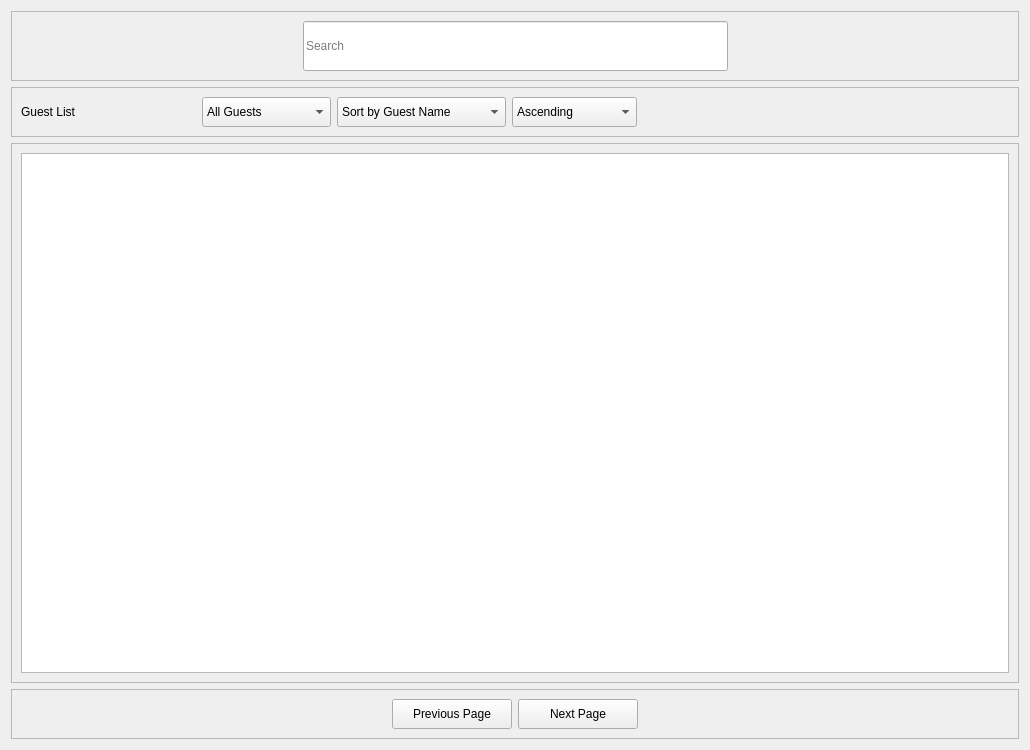
First picture: the form in ui_files/guests_page.ui, repository xbryan25/hotel-management-system, before the edit.
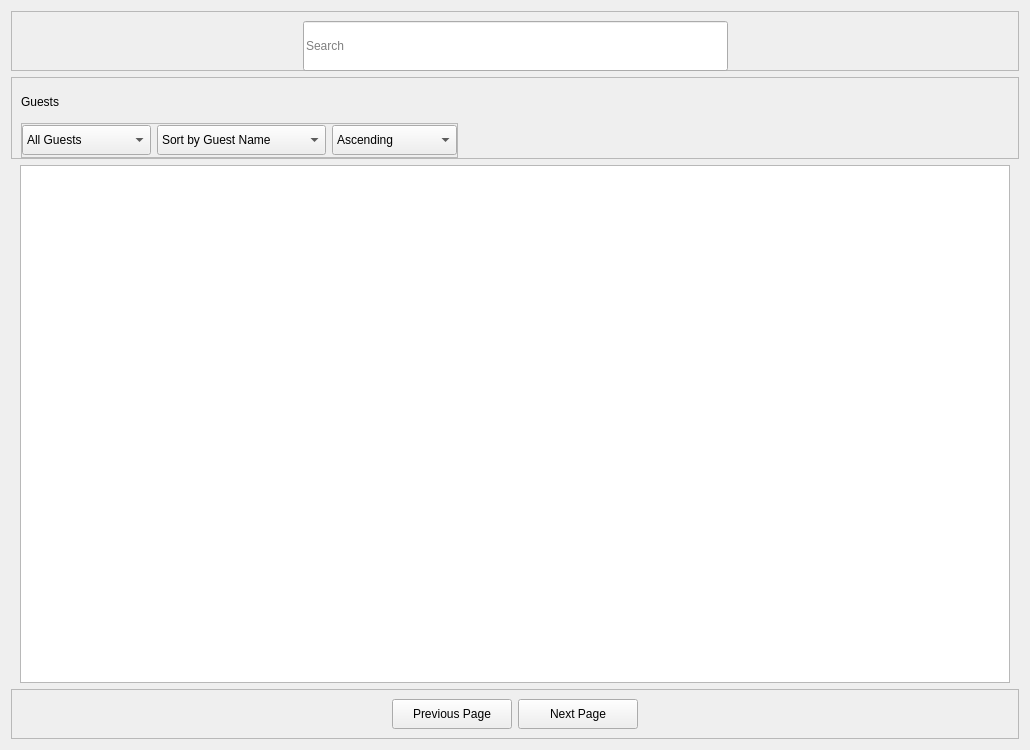
Second picture: the form after the edit.

Commit message: ui(billing_page, booking_page, guests_page, services_page): made these pages be consistent with each other

Patch:
```diff
--- a/ui_files/guests_page.ui
+++ b/ui_files/guests_page.ui
@@ -35,7 +35,60 @@
       <enum>QFrame::Raised</enum>
      </property>
      <layout class="QGridLayout" name="gridLayout_4">
-      <item row="1" column="2">
+      <property name="bottomMargin">
+       <number>0</number>
+      </property>
+      <item row="2" column="0">
+       <widget class="QFrame" name="actions_frame">
+        <property name="minimumSize">
+         <size>
+          <width>0</width>
+          <height>35</height>
+         </size>
+        </property>
+        <property name="frameShape">
+         <enum>QFrame::StyledPanel</enum>
+        </property>
+        <property name="frameShadow">
+         <enum>QFrame::Raised</enum>
+        </property>
+        <layout class="QGridLayout" name="gridLayout_6">
+         <property name="leftMargin">
+          <number>0</number>
+         </property>
+         <property name="topMargin">
+          <number>0</number>
+         </property>
+         <property name="rightMargin">
+          <number>0</number>
+         </property>
+         <property name="bottomMargin">
+          <number>0</number>
+         </property>
+         <item row="0" column="2">
+          <widget class="QComboBox" name="sort_type_combobox">
+           <property name="minimumSize">
+            <size>
+             <width>125</width>
+             <height>30</height>
+            </size>
+           </property>
+           <property name="cursor">
+            <cursorShape>PointingHandCursor</cursorShape>
+           </property>
+           <item>
+            <property name="text">
+             <string>Ascending</string>
+            </property>
+           </item>
+           <item>
+            <property name="text">
+             <string>Descending</string>
+            </property>
+           </item>
+          </widget>
+         </item>
+         <item row="0" column="1">
        <widget class="QComboBox" name="sort_by_combobox">
         <property name="minimumSize">
          <size>
@@ -73,60 +126,11 @@
         </item>
        </widget>
       </item>
-      <item row="1" column="0">
-       <widget class="QLabel" name="guest_list_label">
-        <property name="minimumSize">
-         <size>
-          <width>175</width>
-          <height>0</height>
-         </size>
-        </property>
-        <property name="text">
-         <string>Guest List</string>
-        </property>
-       </widget>
-      </item>
-      <item row="1" column="3">
-       <widget class="QComboBox" name="sort_type_combobox">
-        <property name="minimumSize">
-         <size>
-          <width>125</width>
-          <height>30</height>
-         </size>
-        </property>
-        <property name="cursor">
-         <cursorShape>PointingHandCursor</cursorShape>
-        </property>
-        <item>
-         <property name="text">
-          <string>Ascending</string>
-         </property>
-        </item>
-        <item>
-         <property name="text">
-          <string>Descending</string>
-         </property>
-        </item>
-       </widget>
-      </item>
-      <item row="1" column="4">
-       <spacer name="hs_3">
-        <property name="orientation">
-         <enum>Qt::Horizontal</enum>
-        </property>
-        <property name="sizeHint" stdset="0">
-         <size>
-          <width>40</width>
-          <height>20</height>
-         </size>
-        </property>
-       </spacer>
-      </item>
-      <item row="1" column="1">
+         <item row="0" column="0">
        <widget class="QComboBox" name="show_type_combobox">
         <property name="minimumSize">
          <size>
-          <width>0</width>
+             <width>125</width>
           <height>30</height>
          </size>
         </property>
@@ -155,12 +159,47 @@
      </layout>
     </widget>
    </item>
+      <item row="1" column="0">
+       <widget class="QLabel" name="guests_label">
+        <property name="minimumSize">
+         <size>
+          <width>0</width>
+          <height>30</height>
+         </size>
+        </property>
+        <property name="text">
+         <string>Guests</string>
+        </property>
+       </widget>
+      </item>
+      <item row="2" column="1">
+       <spacer name="hs_3">
+        <property name="orientation">
+         <enum>Qt::Horizontal</enum>
+        </property>
+        <property name="sizeHint" stdset="0">
+         <size>
+          <width>40</width>
+          <height>20</height>
+         </size>
+        </property>
+       </spacer>
+      </item>
+     </layout>
+    </widget>
+   </item>
    <item row="0" column="0">
     <widget class="QFrame" name="search_bar_frame">
      <property name="minimumSize">
       <size>
        <width>0</width>
-       <height>50</height>
+       <height>60</height>
+      </size>
+     </property>
+     <property name="maximumSize">
+      <size>
+       <width>16777215</width>
+       <height>60</height>
       </size>
      </property>
      <property name="frameShape">
@@ -227,12 +266,18 @@
    <item row="2" column="0">
     <widget class="QFrame" name="guest_table_view_frame">
      <property name="frameShape">
-      <enum>QFrame::StyledPanel</enum>
+      <enum>QFrame::NoFrame</enum>
      </property>
      <property name="frameShadow">
       <enum>QFrame::Raised</enum>
      </property>
      <layout class="QGridLayout" name="gridLayout_2">
+      <property name="topMargin">
+       <number>0</number>
+      </property>
+      <property name="bottomMargin">
+       <number>0</number>
+      </property>
       <item row="0" column="0">
        <widget class="QTableView" name="guest_table_view">
         <property name="verticalScrollBarPolicy">
```
Lines whose indentation alone changed are shown as unchanged. The commit also changes 11 other files.
